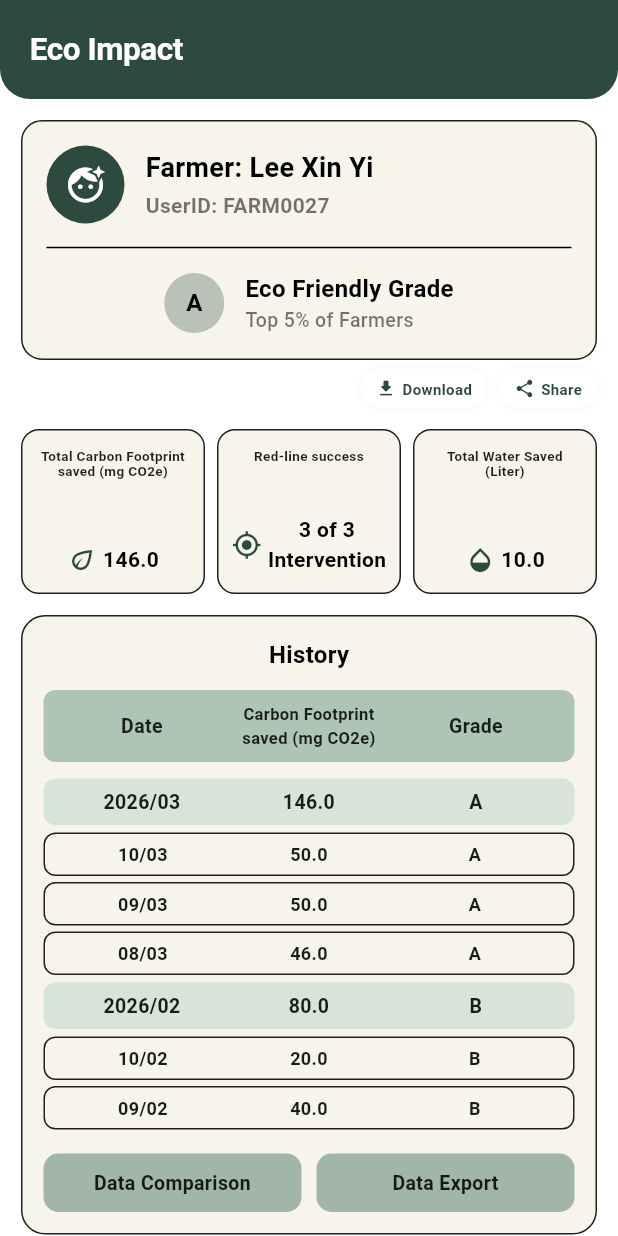
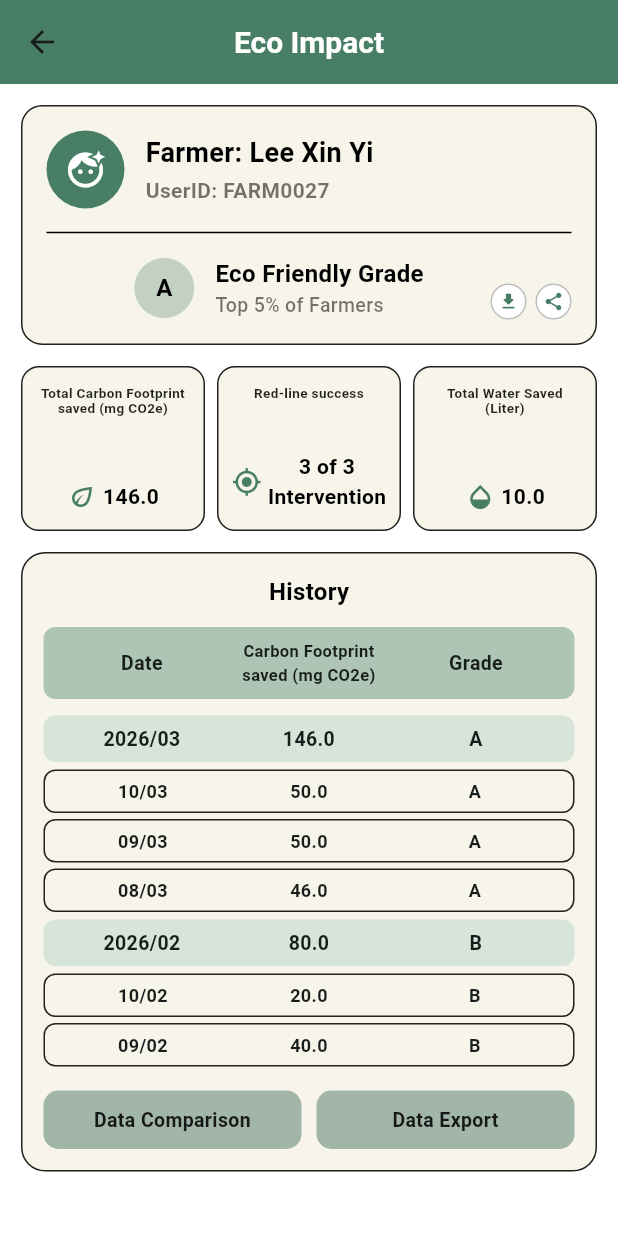
Before and after one commit to XY-00/mycf2, a Flutter app: the EcoImpactScreen screen opened directly, on a phone screen of 412 x 824 dp. Run offline on Flutter 3.47's test engine with Material 3 defaults, Android fonts, the phone set to English and light mode, and no system bars; our stand-ins replace supabase_flutter; accounts and stored records are empty.

Commit message:
fix: latest version

```diff
--- a/lib/screens/eco_impact_screen.dart
+++ b/lib/screens/eco_impact_screen.dart
@@ -5,53 +5,38 @@ class EcoImpactScreen extends StatelessWidget {
 
   @override
   Widget build(BuildContext context) {
-    const Color primaryDarkGreen = Color(0xFF2C4A3E);
+    const Color primaryGreen = Color(0xFF497E66);
     const Color containerBg = Color(0xFFF7F5EA);
 
     return Scaffold(
-      backgroundColor: Colors.transparent,
+      backgroundColor: Colors.transparent, // 穿透共享 MainHolder 统一大背景
+      appBar: AppBar(
+        title: const Text('Eco Impact', style: TextStyle(fontWeight: FontWeight.bold, color: Colors.white, fontSize: 20)),
+        centerTitle: true,
+        backgroundColor: primaryGreen,
+        elevation: 0,
+      ),
       body: SingleChildScrollView(
+        padding: const EdgeInsets.all(14.0),
         child: Column(
           children: [
-            // 👑 1, 2 & 3. 修改点：大标题顶栏去掉左侧 Icon 图像，纯字显现
             Container(
               width: double.infinity,
-              decoration: const BoxDecoration(
-                color: primaryDarkGreen,
-                borderRadius: BorderRadius.only(bottomLeft: Radius.circular(20), bottomRight: Radius.circular(20)),
+              padding: const EdgeInsets.all(16),
+              decoration: BoxDecoration(
+                color: containerBg,
+                borderRadius: BorderRadius.circular(14),
+                border: Border.all(color: Colors.black87),
               ),
-              child: SafeArea(
-                bottom: false,
-                child: Padding(
-                  padding: const EdgeInsets.only(left: 20.0, right: 20.0, top: 18.0, bottom: 18.0),
-                  child: Column(
-                    crossAxisAlignment: CrossAxisAlignment.start,
-                    mainAxisSize: MainAxisSize.min,
-                    children: const [
-                      Text(
-                        'Eco Impact',
-                        style: TextStyle(fontSize: 21, fontWeight: FontWeight.bold, color: Colors.white, letterSpacing: -0.3),
-                      ),
-                    ],
-                  ),
-                ),
-              ),
-            ),
-            const SizedBox(height: 14),
-
-            Padding(
-              padding: const EdgeInsets.symmetric(horizontal: 14.0),
-              child: Column(
-                crossAxisAlignment: CrossAxisAlignment.end,
-                children: [
-                  Container(
-                    width: double.infinity, padding: const EdgeInsets.all(16),
-                    decoration: BoxDecoration(color: containerBg, borderRadius: BorderRadius.circular(14), border: Border.all(color: Colors.black87)),
               child: Column(
                 children: [
                   Row(
                     children: [
-                            const CircleAvatar(radius: 26, backgroundColor: primaryDarkGreen, child: Icon(Icons.face_retouching_natural, color: Colors.white, size: 28)),
+                      const CircleAvatar(
+                        radius: 26,
+                        backgroundColor: primaryGreen,
+                        child: Icon(Icons.face_retouching_natural, color: Colors.white, size: 28),
+                      ),
                       const SizedBox(width: 14),
                       Column(
                         crossAxisAlignment: CrossAxisAlignment.start,
@@ -64,10 +49,13 @@ class EcoImpactScreen extends StatelessWidget {
                     ],
                   ),
                   const Padding(padding: EdgeInsets.symmetric(vertical: 8.0), child: Divider(color: Colors.black)),
+
+                  Stack(
+                    children: [
                       Row(
                         mainAxisAlignment: MainAxisAlignment.center,
                         children: [
-                            CircleAvatar(radius: 20, backgroundColor: primaryDarkGreen.withOpacity(0.3), child: const Text('A', style: TextStyle(fontWeight: FontWeight.bold, color: Colors.black))),
+                          CircleAvatar(radius: 20, backgroundColor: primaryGreen.withOpacity(0.3), child: const Text('A', style: TextStyle(fontWeight: FontWeight.bold, color: Colors.black))),
                           const SizedBox(width: 14),
                           Column(
                             crossAxisAlignment: CrossAxisAlignment.start,
@@ -76,32 +64,35 @@ class EcoImpactScreen extends StatelessWidget {
                               Text('Top 5% of Farmers', style: TextStyle(fontSize: 13, fontWeight: FontWeight.w500, color: Colors.black54)),
                             ],
                           ),
+                          const SizedBox(width: 40),
                         ],
+                      ),
+                      // 👑 核心修复点：将之前错误的 onPressed 改为标准的 onTap 参数，消灭编译错误
+                      Positioned(
+                        bottom: 0,
+                        right: 0,
+                        child: Row(
+                          children: [
+                            GestureDetector(
+                              onTap: () {}, // 👑 已经改为 onTap
+                              child: Container(
+                                padding: const EdgeInsets.all(4),
+                                decoration: BoxDecoration(color: Colors.white, shape: BoxShape.circle, border: Border.all(color: Colors.black26)),
+                                child: const Icon(Icons.download_rounded, size: 14, color: primaryGreen),
+                              ),
+                            ),
+                            const SizedBox(width: 6),
+                            GestureDetector(
+                              onTap: () {}, // 👑 已经改为 onTap
+                              child: Container(
+                                padding: const EdgeInsets.all(4),
+                                decoration: BoxDecoration(color: Colors.white, shape: BoxShape.circle, border: Border.all(color: Colors.black26)),
+                                child: const Icon(Icons.share_rounded, size: 14, color: primaryGreen),
+                              ),
                             ),
                           ],
                         ),
-                  ),
-                  const SizedBox(height: 6),
-                  Row(
-                    mainAxisAlignment: MainAxisAlignment.end,
-                    children: [
-                      GestureDetector(
-                        onTap: () {},
-                        child: Container(
-                          padding: const EdgeInsets.symmetric(horizontal: 10, vertical: 6),
-                          decoration: BoxDecoration(color: Colors.white, borderRadius: BorderRadius.circular(20), boxShadow: [BoxShadow(color: Colors.black.withOpacity(0.04), blurRadius: 4)]),
-                          child: const Row(children: [Icon(Icons.download_rounded, size: 14, color: primaryDarkGreen), SizedBox(width: 4), Text('Download', style: TextStyle(fontSize: 10, fontWeight: FontWeight.bold, color: primaryDarkGreen))]),
-                        ),
-                      ),
-                      const SizedBox(width: 8),
-                      GestureDetector(
-                        onTap: () {},
-                        child: Container(
-                          padding: const EdgeInsets.symmetric(horizontal: 10, vertical: 6),
-                          decoration: BoxDecoration(color: Colors.white, borderRadius: BorderRadius.circular(20), boxShadow: [BoxShadow(color: Colors.black.withOpacity(0.04), blurRadius: 4)]),
-                          child: const Row(children: [Icon(Icons.share_rounded, size: 14, color: primaryDarkGreen), SizedBox(width: 4), Text('Share', style: TextStyle(fontSize: 10, fontWeight: FontWeight.bold, color: primaryDarkGreen))]),
-                        ),
-                      ),
+                      )
                     ],
                   ),
                 ],
@@ -109,9 +100,7 @@ class EcoImpactScreen extends StatelessWidget {
             ),
             const SizedBox(height: 14),
 
-            Padding(
-              padding: const EdgeInsets.symmetric(horizontal: 14.0),
-              child: Row(
+            Row(
               children: [
                 _buildMetricBox('Total Carbon Footprint\nsaved (mg CO2e)', '146.0', Icons.eco_outlined),
                 const SizedBox(width: 8),
@@ -120,13 +109,11 @@ class EcoImpactScreen extends StatelessWidget {
                 _buildMetricBox('Total Water Saved\n(Liter)', '10.0', Icons.opacity),
               ],
             ),
-            ),
             const SizedBox(height: 14),
 
-            Padding(
-              padding: const EdgeInsets.symmetric(horizontal: 14.0),
-              child: Container(
-                width: double.infinity, padding: const EdgeInsets.all(14),
+            Container(
+              width: double.infinity,
+              padding: const EdgeInsets.all(14),
               decoration: BoxDecoration(color: containerBg, borderRadius: BorderRadius.circular(16), border: Border.all(color: Colors.black87)),
               child: Column(
                 crossAxisAlignment: CrossAxisAlignment.start,
@@ -164,8 +151,6 @@ class EcoImpactScreen extends StatelessWidget {
                 ],
               ),
             ),
-            ),
-            const SizedBox(height: 20),
           ],
         ),
       ),
@@ -175,7 +160,8 @@ class EcoImpactScreen extends StatelessWidget {
   Widget _buildMetricBox(String label, String value, IconData icon) {
     return Expanded(
       child: Container(
-        padding: const EdgeInsets.symmetric(vertical: 12, horizontal: 4), height: 110,
+        padding: const EdgeInsets.symmetric(vertical: 12, horizontal: 4),
+        height: 110,
         decoration: BoxDecoration(color: const Color(0xFFF7F5EA), borderRadius: BorderRadius.circular(12), border: Border.all(color: Colors.black87)),
         child: Column(
           mainAxisAlignment: MainAxisAlignment.spaceBetween,
@@ -184,7 +170,8 @@ class EcoImpactScreen extends StatelessWidget {
             Row(
               mainAxisAlignment: MainAxisAlignment.center,
               children: [
-                Icon(icon, size: 20, color: const Color(0xFF2C4A3E)), const SizedBox(width: 4),
+                Icon(icon, size: 20, color: const Color(0xFF497E66)),
+                const SizedBox(width: 4),
                 Text(value, textAlign: TextAlign.center, style: const TextStyle(fontSize: 14, fontWeight: FontWeight.bold, color: Colors.black)),
               ],
             )
@@ -196,7 +183,8 @@ class EcoImpactScreen extends StatelessWidget {
 
   Widget _buildHistoryRow(String month, String value, String grade) {
     return Container(
-      margin: const EdgeInsets.symmetric(vertical: 3), padding: const EdgeInsets.symmetric(vertical: 6, horizontal: 10),
+      margin: const EdgeInsets.symmetric(vertical: 3),
+      padding: const EdgeInsets.symmetric(vertical: 6, horizontal: 10),
       decoration: BoxDecoration(color: const Color(0xFFD6E4DA), borderRadius: BorderRadius.circular(8)),
       child: Row(
         mainAxisAlignment: MainAxisAlignment.spaceBetween,
@@ -211,7 +199,8 @@ class EcoImpactScreen extends StatelessWidget {
 
   Widget _buildHistoryDataRow(String date, String value, String grade) {
     return Container(
-      margin: const EdgeInsets.symmetric(vertical: 2), padding: const EdgeInsets.symmetric(vertical: 5, horizontal: 10),
+      margin: const EdgeInsets.symmetric(vertical: 2),
+      padding: const EdgeInsets.symmetric(vertical: 5, horizontal: 10),
       decoration: BoxDecoration(color: Colors.transparent, borderRadius: BorderRadius.circular(8), border: Border.all(color: Colors.black87)),
       child: Row(
         mainAxisAlignment: MainAxisAlignment.spaceBetween,
```
Lines whose indentation alone changed are shown as unchanged.
